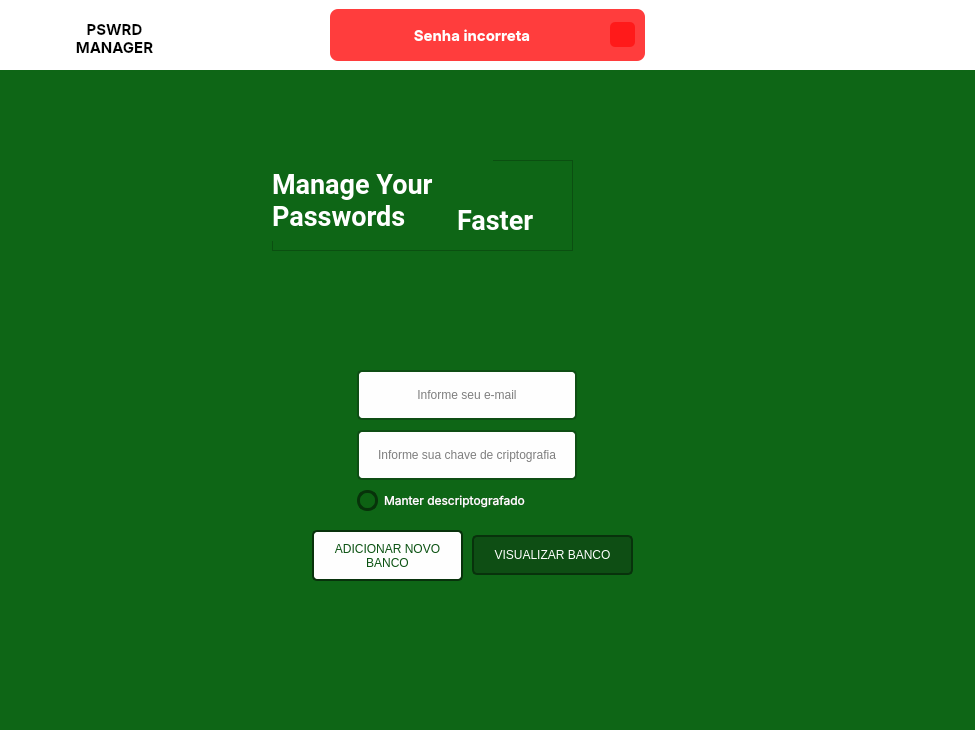
Before: the Qt Designer form QtDesigner/filesUI/login.ui in lrafaelz/PSWRD-Manager, drawn with Qt 5.
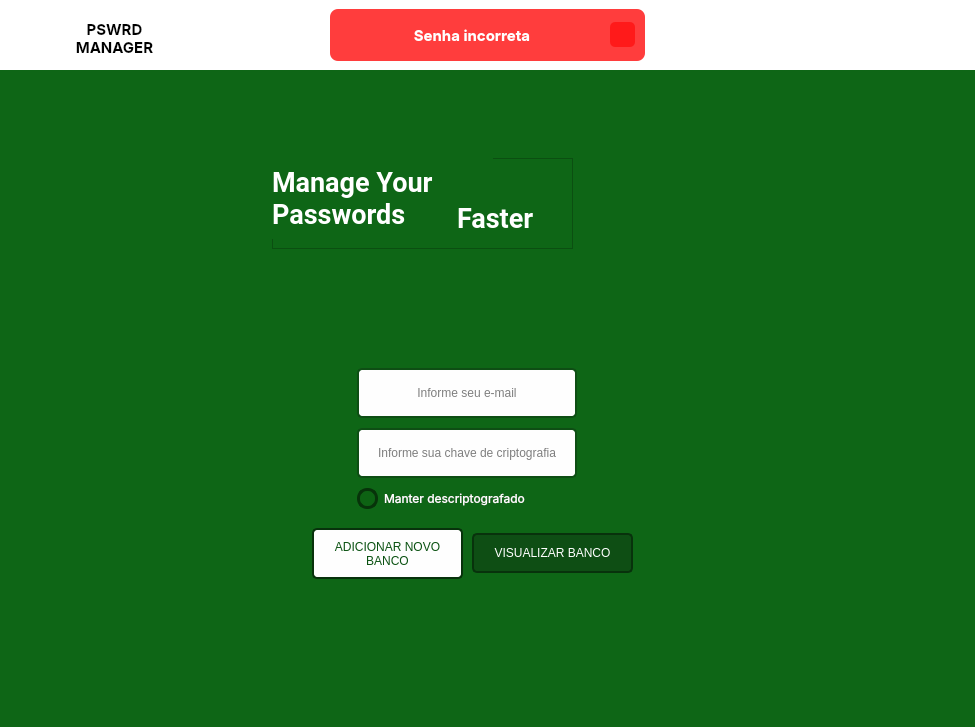
After: the same form once the commit is applied. Icons and pictures are not drawn.

The edit to the form file:
```diff
--- a/QtDesigner/filesUI/login.ui
+++ b/QtDesigner/filesUI/login.ui
@@ -7,7 +7,7 @@
     <x>0</x>
     <y>0</y>
     <width>975</width>
-    <height>730</height>
+    <height>727</height>
    </rect>
   </property>
   <property name="windowTitle">
```
